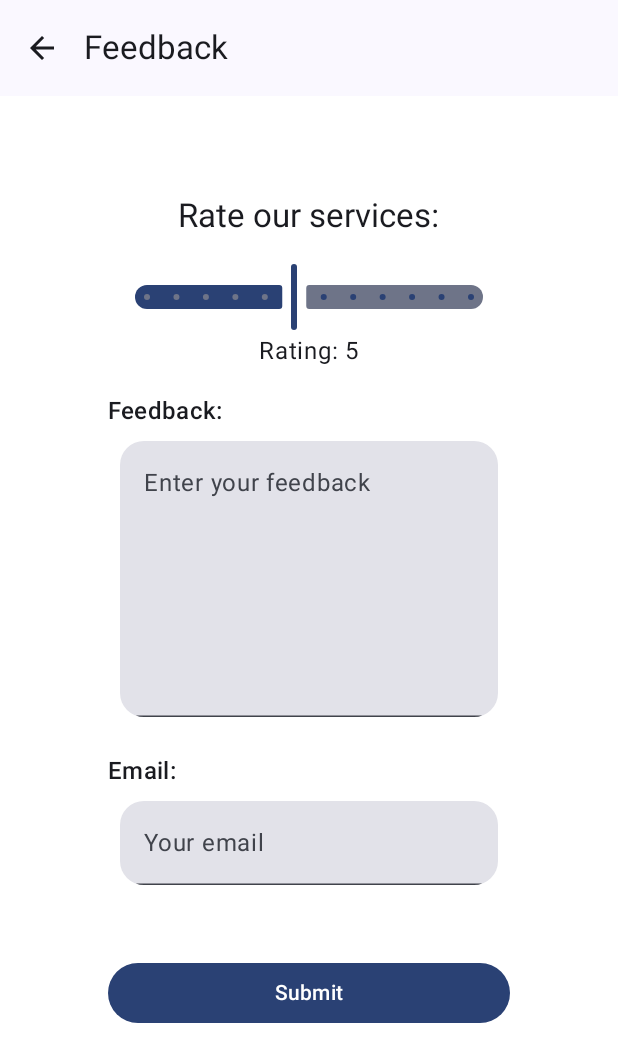
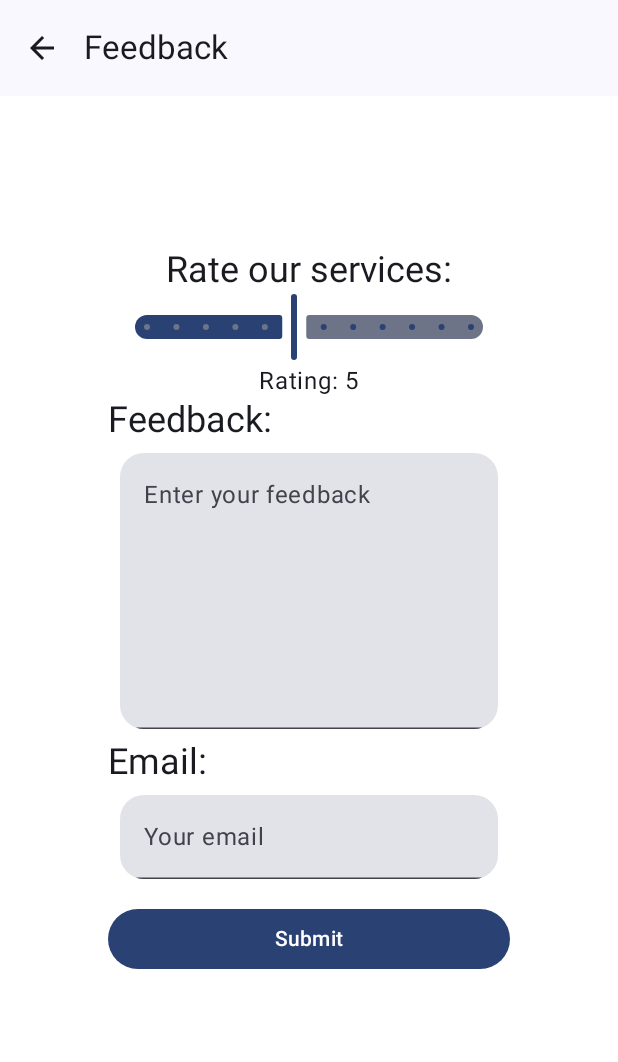
Before and after one commit to warlock1305/FlowerDel, an Android app built with Jetpack Compose: the composable FeedbackScreen shown on its own in the app's theme, after a tap on "Submit", on a phone screen of 412 x 824 dp. Shown: the top 1062 px of the screen. Run offline under Robolectric (Android 15) with nearby library versions, the light colour scheme and no system bars; our stand-ins replace Room's generated code.

Commit message:
Feedback now saves, arrowkey works, Converters implemented, fixed inconsistent image sizes

```diff
--- a/app/src/main/java/com/example/flowerdelivery/data/OrderDao.kt
+++ b/app/src/main/java/com/example/flowerdelivery/data/OrderDao.kt
@@ -13,18 +13,11 @@ interface OrderDao {
     @Insert(onConflict = OnConflictStrategy.IGNORE)
     suspend fun insertOrder(order: Order)
 
-    @Update
-    suspend fun updateOrder(order: Order)
-
-    @Delete
-    suspend fun deleteOrder(order: Order)
-
     @Query("SELECT * FROM orders")
     fun getAllOrders(): Flow<List<Order>>
 
     @Query("SELECT * FROM orders WHERE id = :orderId")
     fun getOrderById(orderId: Int): Flow<Order>
 
-    @Query("SELECT * FROM orders WHERE userId = :userId")
-    fun getOrdersByUser(userId: Int): List<Order>
+
 }
--- a/app/src/main/java/com/example/flowerdelivery/ui/screens/FeedbackScreen.kt
+++ b/app/src/main/java/com/example/flowerdelivery/ui/screens/FeedbackScreen.kt
@@ -12,12 +12,15 @@ import androidx.compose.ui.Alignment
 import androidx.compose.ui.Modifier
 import androidx.compose.ui.graphics.Color
 import androidx.compose.ui.platform.LocalContext
+import androidx.compose.ui.text.TextStyle
 import androidx.compose.ui.tooling.preview.Preview
 import androidx.compose.ui.unit.dp
+import androidx.compose.ui.unit.sp
 import androidx.lifecycle.viewmodel.compose.viewModel
 import androidx.navigation.NavController
 import androidx.navigation.compose.rememberNavController
 import com.example.flowerdelivery.FlowerDeliveryApplication
+import com.example.flowerdelivery.data.Feedback
 import com.example.flowerdelivery.viewmodels.FeedbackViewModel
 import com.example.flowerdelivery.viewmodels.FlowerViewModelFactory
 
@@ -27,6 +30,10 @@ import com.example.flowerdelivery.viewmodels.FlowerViewModelFactory
 fun FeedbackScreen(navController: NavController) {
     val application = LocalContext.current.applicationContext as FlowerDeliveryApplication
     val feedbackViewModel: FeedbackViewModel = viewModel(factory = FlowerViewModelFactory.factory(application))
+
+    var rating by remember { mutableStateOf(5f) }
+    var message by remember { mutableStateOf("") }
+    var email by remember { mutableStateOf("") }
 
     Scaffold(
         topBar = {
@@ -46,10 +53,6 @@ fun FeedbackScreen(navController: NavController) {
                 .background(Color.White),
             contentAlignment = Alignment.Center
         ) {
-            var rating by remember { mutableStateOf(5f) }
-            var feedback by remember { mutableStateOf("") }
-            var email by remember { mutableStateOf("") }
-
             Column(
                 horizontalAlignment = Alignment.CenterHorizontally,
                 modifier = Modifier
@@ -59,9 +62,8 @@ fun FeedbackScreen(navController: NavController) {
             ) {
                 Text(
                     text = "Rate our services:",
-                    style = MaterialTheme.typography.titleLarge
+                    style = TextStyle(fontSize = 24.sp)
                 )
-                Spacer(modifier = Modifier.padding(8.dp))
                 Slider(
                     value = rating,
                     onValueChange = { rating = it },
@@ -75,26 +77,24 @@ fun FeedbackScreen(navController: NavController) {
                     text = "Rating: ${rating.toInt()}",
                     modifier = Modifier.align(Alignment.CenterHorizontally)
                 )
-                Spacer(modifier = Modifier.padding(8.dp))
                 Text(
                     text = "Feedback:",
-                    style = MaterialTheme.typography.titleMedium,
+                    style = TextStyle(fontSize = 24.sp),
                     modifier = Modifier.align(Alignment.Start)
                 )
                 TextField(
-                    value = feedback,
-                    onValueChange = { feedback = it },
+                    value = message,
+                    onValueChange = { message = it },
                     modifier = Modifier
                         .fillMaxWidth()
                         .height(200.dp)
                         .padding(8.dp),
                     label = { Text(text = "Enter your feedback") },
-                    shape = RoundedCornerShape(16.dp),
+                    shape = RoundedCornerShape(16.dp)
                 )
-                Spacer(modifier = Modifier.padding(8.dp))
                 Text(
                     text = "Email:",
-                    style = MaterialTheme.typography.titleMedium,
+                    style = TextStyle(fontSize = 24.sp),
                     modifier = Modifier.align(Alignment.Start)
                 )
                 TextField(
@@ -104,15 +104,22 @@ fun FeedbackScreen(navController: NavController) {
                     modifier = Modifier
                         .padding(8.dp)
                         .fillMaxWidth(),
-                    shape = RoundedCornerShape(16.dp),
+                    shape = RoundedCornerShape(16.dp)
                 )
-                Spacer(modifier = Modifier.padding(16.dp))
                 Button(
-                    onClick = { /* Handle submit button click */ },
+                    onClick = {
+                        val feedback = Feedback(
+                            rating = rating.toInt(),
+                            message = message,
+                            email = email
+                        )
+                        feedbackViewModel.addFeedback(feedback)
+                        // Optionally, navigate to another screen
+                        navController.navigateUp()
+                    },
                     modifier = Modifier
                         .fillMaxWidth()
-                        .padding(vertical = 8.dp),
-                    elevation = null
+                        .padding(vertical = 8.dp)
                 ) {
                     Text(text = "Submit")
                 }
@@ -120,10 +127,3 @@ fun FeedbackScreen(navController: NavController) {
         }
     }
 }
-
-@Preview
-@Composable
-fun FeedbackScreenPreview() {
-    val navController = rememberNavController()
-    FeedbackScreen(navController = navController)
-}
--- a/app/src/main/java/com/example/flowerdelivery/ui/screens/FlowerDetailsScreen.kt
+++ b/app/src/main/java/com/example/flowerdelivery/ui/screens/FlowerDetailsScreen.kt
@@ -45,8 +45,8 @@ fun FlowerDetailsScreen(navController: NavController, flowerId: Int) {
             TopAppBar(
                 title = { Text("Flower Details") },
                 navigationIcon = {
-                    IconButton(onClick = {}) {
-                        Icon(Icons.Default.ArrowBack, contentDescription = "Back")
+                    IconButton(onClick = { navController.popBackStack() }) {
+                        Icon(Icons.Filled.ArrowBack, contentDescription = "Back")
                     }
                 },
                 colors = TopAppBarDefaults.smallTopAppBarColors(
@@ -65,7 +65,7 @@ fun FlowerDetailsScreen(navController: NavController, flowerId: Int) {
                             scaleType = ImageView.ScaleType.FIT_XY
                             layoutParams = ViewGroup.LayoutParams(
                                 ViewGroup.LayoutParams.MATCH_PARENT,
-                                ViewGroup.LayoutParams.WRAP_CONTENT
+                                1000
                             )
                             Glide.with(context)
                                 .load(flower.imageUrl)
--- a/app/src/main/java/com/example/flowerdelivery/ui/screens/FlowerListScreen.kt
+++ b/app/src/main/java/com/example/flowerdelivery/ui/screens/FlowerListScreen.kt
@@ -102,7 +102,7 @@ fun FlowerCard(flower: Flower, modifier: Modifier = Modifier) {
                 },
                 modifier = Modifier
                     .fillMaxWidth()
-                    .wrapContentHeight()
+                    .aspectRatio(1.5f) // Set the aspect ratio to 1:1 for square images
             )
 
             Column(
```
Also changed, not shown: app/src/main/java/com/example/flowerdelivery/data/Converters.kt (added, +16 -0 lines), app/src/main/java/com/example/flowerdelivery/data/Order.kt (+6 -4 lines), app/src/main/java/com/example/flowerdelivery/data/OrderRepository.kt (+9 -13 lines), app/src/main/java/com/example/flowerdelivery/viewmodels/OrderViewModel.kt (+5 -14 lines).
